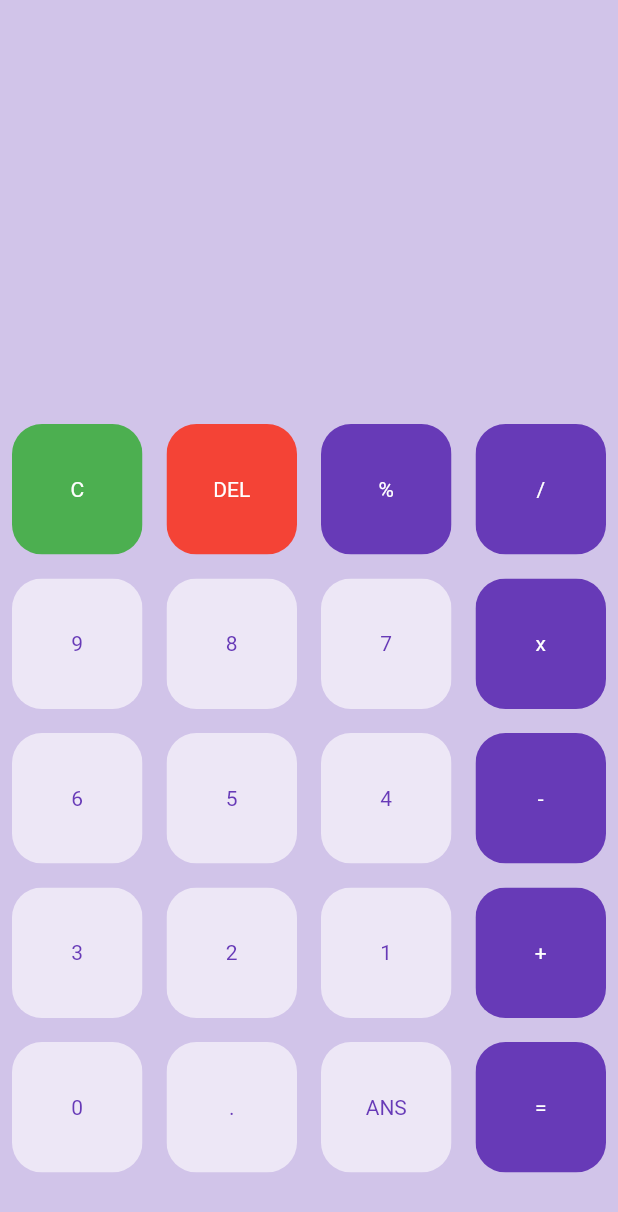
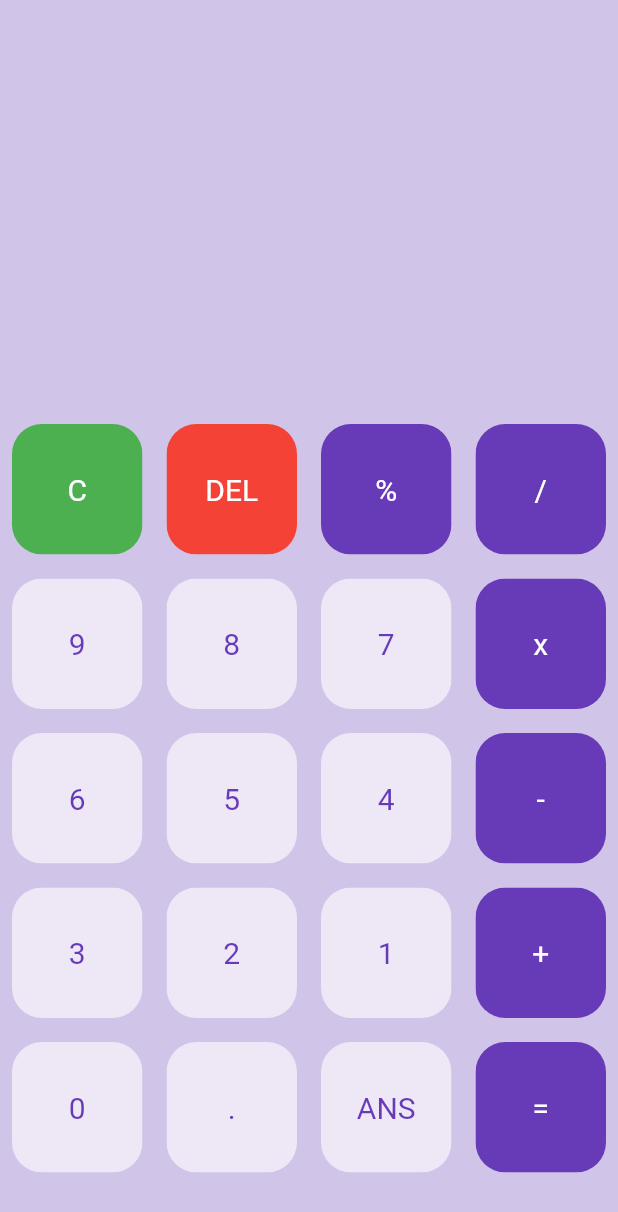
Before and after one commit to Dhruvrana8/Calculator, a Flutter app: the screen it shows after launch, on a phone screen of 412 x 824 dp. Shown: the top 1212 px of the screen. Run offline on Flutter 3.47's test engine with Material 2 defaults, Android fonts, the phone set to English and light mode, and no system bars.

Commit message:
Button Start Functioning

```diff
--- a/lib/buttons.dart
+++ b/lib/buttons.dart
@@ -4,17 +4,21 @@ class MyButton extends StatelessWidget {
   final color;
   final textColor;
   final String buttonText;
-  MyButton({this.color,this.textColor,this.buttonText});
+  final buttonTapped;
+  MyButton({this.color,this.textColor,this.buttonText,this.buttonTapped});
   @override
   Widget build(BuildContext context) {
-    return Padding(
+    return GestureDetector(
+      onTap: buttonTapped,
+      child: Padding(
         padding: const EdgeInsets.all(8.0),
         child: ClipRRect(
           borderRadius: BorderRadius.circular(20),
           child: Container(
             color: color,
             child: Center(
-            child: Text(buttonText,style: TextStyle(color: textColor),),
+              child: Text(buttonText,style: TextStyle(color: textColor,fontSize: 20),),
+            ),
           ),
         ),
       ),
--- a/lib/main.dart
+++ b/lib/main.dart
@@ -1,4 +1,5 @@
 import 'package:calculator_flutter/buttons.dart';
+import 'package:flutter/cupertino.dart';
 import 'package:flutter/material.dart';
 
 void main() {
@@ -21,6 +22,8 @@ class MyHomePage extends StatefulWidget {
 }
 
 class _MyHomePageState extends State<MyHomePage> {
+  var userQuestion = '';
+  var userAnswer = '';
 
   final List<String> buttons = [
     'C','DEL','%',"/",
@@ -37,7 +40,23 @@ class _MyHomePageState extends State<MyHomePage> {
       body: Column(
         children: <Widget>[
           Expanded(
-              child: Container(),
+              child: Container(
+                child: Column(
+                  mainAxisAlignment: MainAxisAlignment.spaceEvenly,
+                  children: <Widget>[
+                    Container(
+                      padding: EdgeInsets.all(20),
+                      alignment: Alignment.centerLeft,
+                      child: Text(userQuestion,style: TextStyle(fontSize: 20),)
+                    ),
+                    Container(
+                        padding: EdgeInsets.all(20),
+                      alignment: Alignment.centerRight,
+                      child: Text(userAnswer,style: TextStyle(fontSize: 20),)
+                    )
+                  ],
+                ),
+              ),
           ),
           Expanded(
             flex: 2,
@@ -49,18 +68,33 @@ class _MyHomePageState extends State<MyHomePage> {
                     itemBuilder: (BuildContext context,int index){
                       if (index == 0){
                         return MyButton(
+                          buttonTapped: (){
+                            setState(() {
+                              userQuestion = "";
+                            });
+                          },
                           buttonText: buttons[index],
                           color: Colors.green,
                           textColor: Colors.white,
                         );
                       }else if(index == 1){
                         return MyButton(
+                          buttonTapped: (){
+                            setState(() {
+                              userQuestion = userQuestion.substring(0,userQuestion.length-1);
+                            });
+                          },
                           buttonText: buttons[index],
                           color: Colors.red,
                           textColor:Colors.white,
                         );
                       }else{
                         return MyButton(
+                          buttonTapped: (){
+                            setState(() {
+                              userQuestion += buttons[index];
+                            });
+                          },
                           buttonText: buttons[index],
                           color: isOperator(buttons[index]) ? Colors.deepPurple: Colors.deepPurple[50],
                           textColor: isOperator(buttons[index]) ? Colors.white: Colors.deepPurple,
```
Lines whose indentation alone changed are shown as unchanged.
